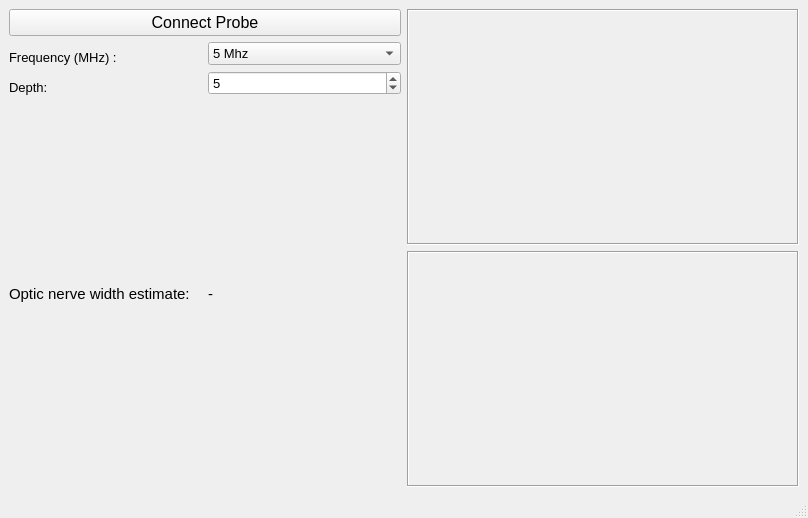
Old version of the form OpticNerve.ui in the repository KitwareMedical/UltrasoundIntersonApps.
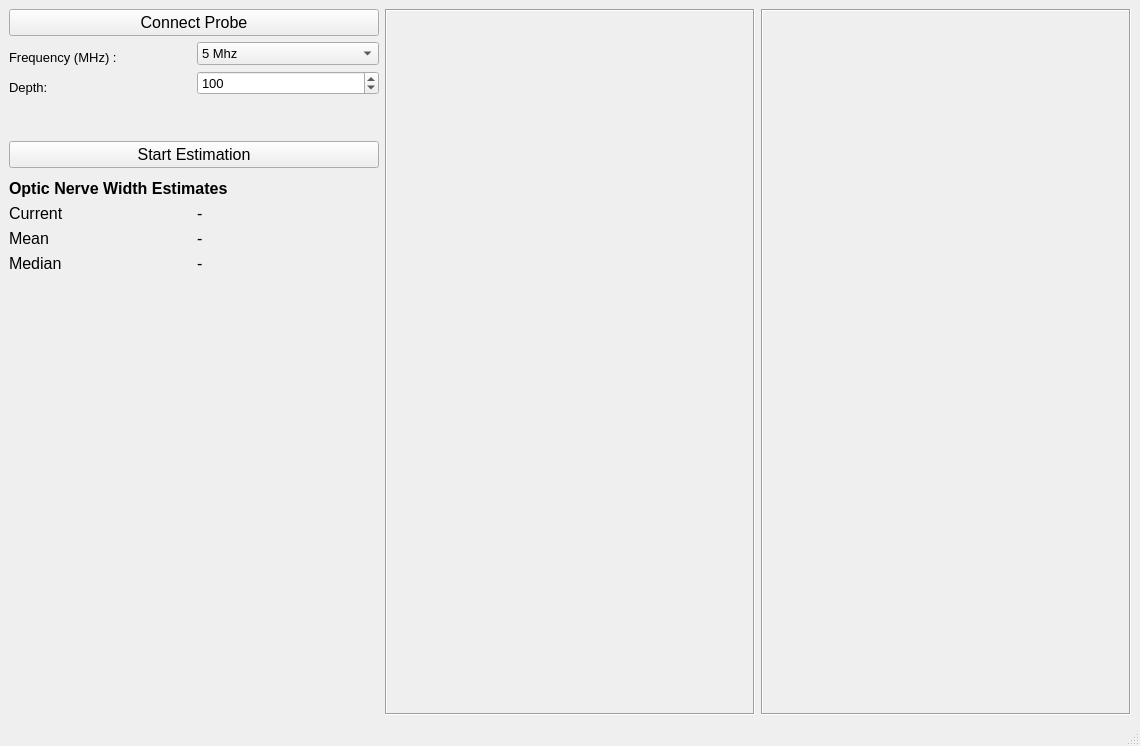
New version of the form.

Commit message: Fixed buggy optic nerve estimator

```diff
--- a/OpticNerve.ui
+++ b/OpticNerve.ui
@@ -6,8 +6,8 @@
    <rect>
     <x>0</x>
     <y>0</y>
-    <width>808</width>
-    <height>518</height>
+    <width>1140</width>
+    <height>746</height>
    </rect>
   </property>
   <property name="font">
@@ -20,6 +20,38 @@
   </property>
   <widget class="QWidget" name="centralwidget">
    <layout class="QGridLayout" name="gridLayout_4">
+    <item row="0" column="1">
+     <widget class="QLabel" name="label_BModeImage">
+      <property name="frameShape">
+       <enum>QFrame::Box</enum>
+      </property>
+      <property name="frameShadow">
+       <enum>QFrame::Sunken</enum>
+      </property>
+      <property name="text">
+       <string notr="true"/>
+      </property>
+      <property name="textFormat">
+       <enum>Qt::AutoText</enum>
+      </property>
+     </widget>
+    </item>
+    <item row="0" column="2">
+     <widget class="QLabel" name="label_OpticNerveImage">
+      <property name="frameShape">
+       <enum>QFrame::Box</enum>
+      </property>
+      <property name="frameShadow">
+       <enum>QFrame::Sunken</enum>
+      </property>
+      <property name="text">
+       <string notr="true"/>
+      </property>
+      <property name="textFormat">
+       <enum>Qt::AutoText</enum>
+      </property>
+     </widget>
+    </item>
     <item row="0" column="0">
      <layout class="QVBoxLayout" name="verticalLayout_3">
       <item>
@@ -36,15 +68,20 @@
       </item>
       <item>
        <layout class="QGridLayout" name="gridLayout">
-        <item row="4" column="1">
-         <widget class="QLabel" name="label_Estimate">
+        <item row="2" column="0">
+         <widget class="QLabel" name="label_Frequency">
           <property name="font">
            <font>
-            <pointsize>11</pointsize>
+            <pointsize>10</pointsize>
+            <weight>50</weight>
+            <bold>false</bold>
            </font>
           </property>
           <property name="text">
-           <string>-</string>
+           <string>Frequency (MHz) :</string>
+          </property>
+          <property name="alignment">
+           <set>Qt::AlignBottom|Qt::AlignLeading|Qt::AlignLeft</set>
           </property>
          </widget>
         </item>
@@ -75,8 +112,8 @@
           </item>
          </widget>
         </item>
-        <item row="2" column="0">
-         <widget class="QLabel" name="label_Frequency">
+        <item row="4" column="0">
+         <widget class="QLabel" name="label_Depth">
           <property name="font">
            <font>
             <pointsize>10</pointsize>
@@ -85,92 +122,189 @@
            </font>
           </property>
           <property name="text">
-           <string>Frequency (MHz) :</string>
+           <string>Depth:</string>
           </property>
           <property name="alignment">
            <set>Qt::AlignBottom|Qt::AlignLeading|Qt::AlignLeft</set>
           </property>
          </widget>
         </item>
-        <item row="3" column="1">
+        <item row="4" column="1">
          <widget class="QSpinBox" name="dropDown_Depth">
           <property name="minimum">
-           <number>2</number>
-          </property>
-          <property name="maximum">
            <number>10</number>
           </property>
-          <property name="value">
+          <property name="maximum">
+           <number>200</number>
+          </property>
+          <property name="singleStep">
            <number>5</number>
           </property>
-         </widget>
-        </item>
-        <item row="3" column="0">
-         <widget class="QLabel" name="label_Depth">
-          <property name="font">
-           <font>
-            <pointsize>10</pointsize>
-            <weight>50</weight>
-            <bold>false</bold>
-           </font>
+          <property name="value">
+           <number>100</number>
           </property>
-          <property name="text">
-           <string>Depth:</string>
-          </property>
-          <property name="alignment">
-           <set>Qt::AlignBottom|Qt::AlignLeading|Qt::AlignLeft</set>
-          </property>
          </widget>
         </item>
+       </layout>
+      </item>
+      <item>
+       <spacer name="verticalSpacer">
+        <property name="orientation">
+         <enum>Qt::Vertical</enum>
+        </property>
+        <property name="sizeType">
+         <enum>QSizePolicy::Fixed</enum>
+        </property>
+        <property name="sizeHint" stdset="0">
+         <size>
+          <width>20</width>
+          <height>40</height>
+         </size>
+        </property>
+       </spacer>
+      </item>
+      <item>
+       <widget class="QPushButton" name="pushButton_Estimation">
+        <property name="font">
+         <font>
+          <pointsize>12</pointsize>
+         </font>
+        </property>
+        <property name="text">
+         <string>Start Estimation</string>
+        </property>
+       </widget>
+      </item>
+      <item>
+       <spacer name="verticalSpacer_3">
+        <property name="orientation">
+         <enum>Qt::Vertical</enum>
+        </property>
+        <property name="sizeType">
+         <enum>QSizePolicy::Fixed</enum>
+        </property>
+        <property name="sizeHint" stdset="0">
+         <size>
+          <width>20</width>
+          <height>5</height>
+         </size>
+        </property>
+       </spacer>
+      </item>
+      <item>
+       <widget class="QLabel" name="label">
+        <property name="font">
+         <font>
+          <pointsize>12</pointsize>
+          <weight>75</weight>
+          <bold>true</bold>
+         </font>
+        </property>
+        <property name="text">
+         <string>Optic Nerve Width Estimates</string>
+        </property>
+       </widget>
+      </item>
+      <item>
+       <layout class="QGridLayout" name="gridLayout_2">
         <item row="4" column="0">
-         <widget class="QLabel" name="label_EstimateText">
+         <widget class="QLabel" name="label_2">
           <property name="font">
            <font>
-            <pointsize>11</pointsize>
+            <pointsize>12</pointsize>
+            <weight>50</weight>
+            <bold>false</bold>
            </font>
           </property>
           <property name="text">
-           <string>Optic nerve width estimate:</string>
+           <string>Median</string>
+          </property>
+         </widget>
+        </item>
+        <item row="1" column="0">
+         <widget class="QLabel" name="label_3">
+          <property name="font">
+           <font>
+            <pointsize>12</pointsize>
+            <weight>50</weight>
+            <bold>false</bold>
+           </font>
+          </property>
+          <property name="text">
+           <string>Current</string>
+          </property>
+         </widget>
+        </item>
+        <item row="2" column="1">
+         <widget class="QLabel" name="label_estimateMean">
+          <property name="font">
+           <font>
+            <pointsize>12</pointsize>
+            <weight>50</weight>
+            <bold>false</bold>
+           </font>
+          </property>
+          <property name="text">
+           <string>-</string>
+          </property>
+         </widget>
+        </item>
+        <item row="1" column="1">
+         <widget class="QLabel" name="label_estimateCurrent">
+          <property name="font">
+           <font>
+            <pointsize>12</pointsize>
+            <weight>50</weight>
+            <bold>false</bold>
+           </font>
+          </property>
+          <property name="text">
+           <string>-</string>
+          </property>
+         </widget>
+        </item>
+        <item row="4" column="1">
+         <widget class="QLabel" name="label_estimateMedian">
+          <property name="font">
+           <font>
+            <pointsize>12</pointsize>
+            <weight>50</weight>
+            <bold>false</bold>
+           </font>
+          </property>
+          <property name="text">
+           <string>-</string>
+          </property>
+         </widget>
+        </item>
+        <item row="2" column="0">
+         <widget class="QLabel" name="label_6">
+          <property name="font">
+           <font>
+            <pointsize>12</pointsize>
+            <weight>50</weight>
+            <bold>false</bold>
+           </font>
+          </property>
+          <property name="text">
+           <string>Mean</string>
           </property>
          </widget>
         </item>
        </layout>
       </item>
-     </layout>
-    </item>
-    <item row="0" column="1">
-     <layout class="QVBoxLayout" name="verticalLayout_2">
       <item>
-       <widget class="QLabel" name="label_BModeImage">
-        <property name="frameShape">
-         <enum>QFrame::Box</enum>
+       <spacer name="verticalSpacer_2">
+        <property name="orientation">
+         <enum>Qt::Vertical</enum>
         </property>
-        <property name="frameShadow">
-         <enum>QFrame::Sunken</enum>
+        <property name="sizeHint" stdset="0">
+         <size>
+          <width>20</width>
+          <height>40</height>
+         </size>
         </property>
-        <property name="text">
-         <string notr="true"/>
-        </property>
-        <property name="textFormat">
-         <enum>Qt::AutoText</enum>
-        </property>
-       </widget>
-      </item>
-      <item>
-       <widget class="QLabel" name="label_OpticNerveImage">
-        <property name="frameShape">
-         <enum>QFrame::Box</enum>
-        </property>
-        <property name="frameShadow">
-         <enum>QFrame::Sunken</enum>
-        </property>
-        <property name="text">
-         <string notr="true"/>
-        </property>
-        <property name="textFormat">
-         <enum>Qt::AutoText</enum>
-        </property>
-       </widget>
+       </spacer>
       </item>
      </layout>
     </item>
```
Left out of the diff: 5 changed lines with no effect on the pictures. The commit also changes 8 other files.
